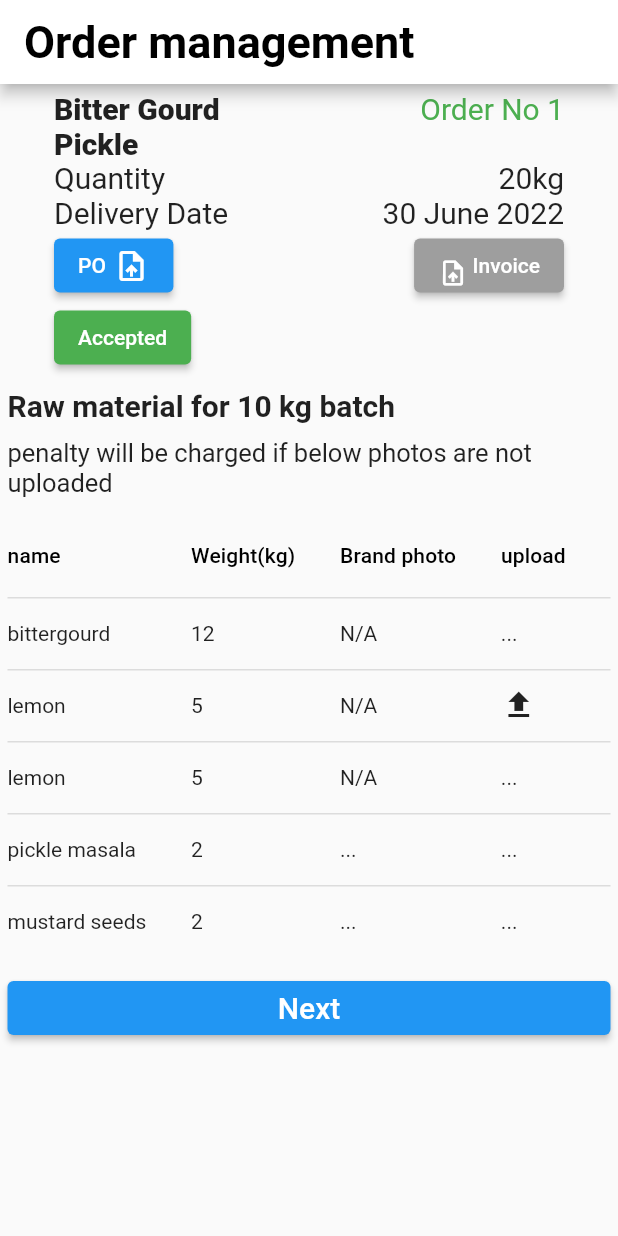
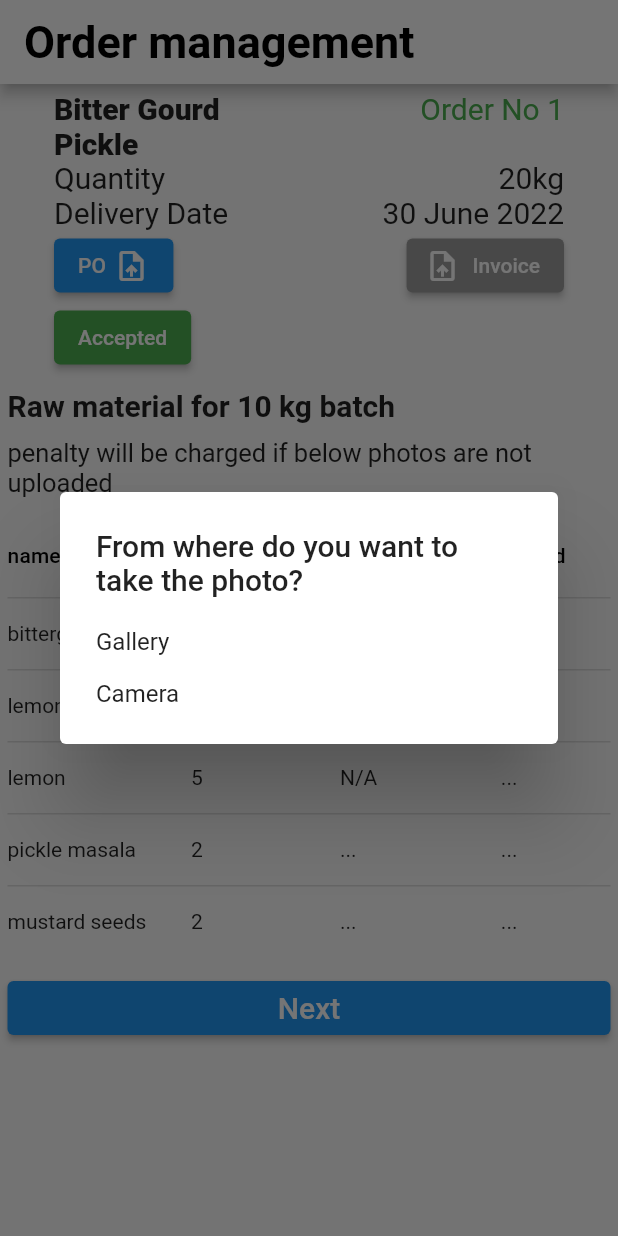
Before and after one commit to gulshancoder/farmDidiProject, a Flutter app: the screen it shows after launch, after a tap on "Invoice", on a phone screen of 412 x 824 dp. Run offline on Flutter 3.47's test engine with Material 2 defaults, Android fonts, the phone set to English and light mode, and no system bars; our stand-ins replace image_picker.

Commit message:
Bugs Resolved

```diff
--- a/lib/main.dart
+++ b/lib/main.dart
@@ -145,9 +145,7 @@ class _MyHomePageState extends State<MyHomePage> {
                         crossAxisAlignment: CrossAxisAlignment.start,
                         children: [
                           ElevatedButton(
-                              onPressed: () {
-                                print('kuch bhi');
-                              },
+                              onPressed: () {},
                               child: Row(
                                   mainAxisSize: MainAxisSize.min,
                                   children: [
@@ -165,26 +163,8 @@ class _MyHomePageState extends State<MyHomePage> {
                     Column(
                         crossAxisAlignment: CrossAxisAlignment.end,
                         children: [
-                          ElevatedButton(
-                              onPressed: () {
-                                print('button concept clear');
-                              },
-                              style: ElevatedButton.styleFrom(
-                                primary: Colors.grey,
-                              ),
-                              child: Row(
-                                  mainAxisSize: MainAxisSize.min,
-                                  children: [
-                                    Container(
-                                      height: 10,
-                                      width: 16,
-                                      child: IconButton(
-                                        padding:
-                                            EdgeInsets.fromLTRB(0, 0, 0, 8),
-                                        iconSize: 20,
-                                        icon: const Icon(
-                                          Icons.upload_file,
-                                        ),
+                          SizedBox(),
+                          ElevatedButton.icon(
                             onPressed: () => {
                               showDialog(
                                   context: context,
@@ -192,25 +172,19 @@ class _MyHomePageState extends State<MyHomePage> {
                                     return AlertDialog(
                                         title: Text(
                                             "From where do you want to take the photo?"),
-                                                    content:
-                                                        SingleChildScrollView(
+                                        content: SingleChildScrollView(
                                           child: ListBody(
                                             children: <Widget>[
                                               GestureDetector(
-                                                            child:
-                                                                Text("Gallery"),
+                                                child: Text("Gallery"),
                                                 onTap: () {
                                                   _openGallery();
                                                 },
                                               ),
                                               Padding(
-                                                              padding:
-                                                                  EdgeInsets
-                                                                      .all(
-                                                                          8.0)),
+                                                  padding: EdgeInsets.all(8.0)),
                                               GestureDetector(
-                                                            child:
-                                                                Text("Camera"),
+                                                child: Text("Camera"),
                                                 onTap: () {
                                                   _openCamera();
                                                 },
@@ -220,14 +194,14 @@ class _MyHomePageState extends State<MyHomePage> {
                                         ));
                                   })
                             },
+                            label: Text("Invoice"),
+                            icon: Icon(
+                              Icons.upload_file,
                             ),
+                            style: ElevatedButton.styleFrom(
+                              primary: Colors.grey,
                             ),
-                                    SizedBox(
-                                      height: 1,
-                                      width: 7,
-                                    ),
-                                    Text("Invoice")
-                                  ]))
+                          )
                         ]),
                   ]),
                   TableRow(children: [
```
Lines whose indentation alone changed are shown as unchanged.
